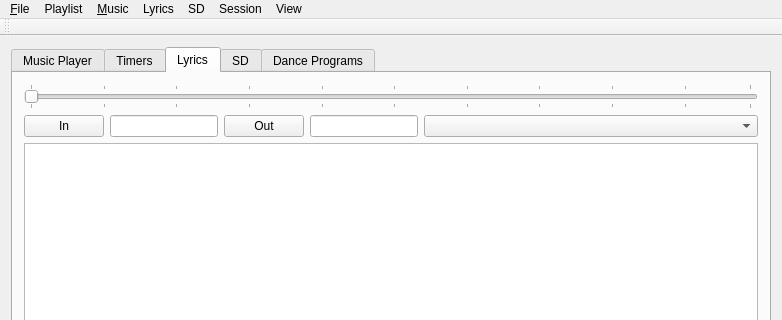
This is SquareDesk-DEV/test123/mainwindow.ui in mpogue2/SquareDesk as Qt 5 draws it before an edit; both pictures show x 0 to 782 and y 0 to 320 of the 782 by 603 pixel window. The edited form follows.
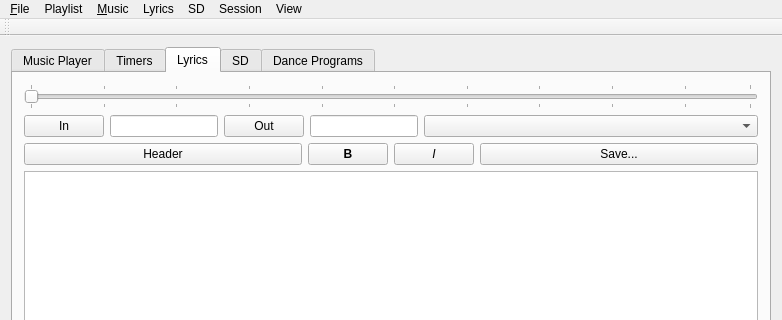
This is the edited form. The open tabs and pages were chosen to show the change. Custom widgets are drawn as their Qt base class.

```diff
--- a/SquareDesk-DEV/test123/mainwindow.ui
+++ b/SquareDesk-DEV/test123/mainwindow.ui
@@ -15,7 +15,7 @@
   </property>
   <widget class="QWidget" name="centralWidget">
    <layout class="QGridLayout" name="gridLayout_5">
-    <item row="0" column="0">
+    <item row="0" column="1">
      <widget class="QTabWidget" name="tabWidget">
       <property name="focusPolicy">
        <enum>Qt::NoFocus</enum>
@@ -1175,6 +1175,73 @@
           </item>
          </layout>
         </item>
+        <item>
+         <layout class="QHBoxLayout" name="horizontalLayoutCuesheetEdit">
+          <item>
+           <widget class="QPushButton" name="pushButtonCueSheetEditHeader">
+            <property name="text">
+             <string>Header</string>
+            </property>
+            <property name="checkable">
+             <bool>true</bool>
+            </property>
+           </widget>
+          </item>
+          <item>
+           <widget class="QPushButton" name="pushButtonCueSheetEditBold">
+            <property name="sizePolicy">
+             <sizepolicy hsizetype="Fixed" vsizetype="Fixed">
+              <horstretch>0</horstretch>
+              <verstretch>0</verstretch>
+             </sizepolicy>
+            </property>
+            <property name="font">
+             <font>
+              <weight>75</weight>
+              <bold>true</bold>
+             </font>
+            </property>
+            <property name="text">
+             <string>B</string>
+            </property>
+            <property name="checkable">
+             <bool>true</bool>
+            </property>
+            <property name="checked">
+             <bool>false</bool>
+            </property>
+           </widget>
+          </item>
+          <item>
+           <widget class="QPushButton" name="pushButtonCueSheetEditItalic">
+            <property name="sizePolicy">
+             <sizepolicy hsizetype="Fixed" vsizetype="Fixed">
+              <horstretch>0</horstretch>
+              <verstretch>0</verstretch>
+             </sizepolicy>
+            </property>
+            <property name="font">
+             <font>
+              <italic>true</italic>
+             </font>
+            </property>
+            <property name="text">
+             <string>I</string>
+            </property>
+            <property name="checkable">
+             <bool>true</bool>
+            </property>
+           </widget>
+          </item>
+          <item>
+           <widget class="QPushButton" name="pushButtonCueSheetEditSave">
+            <property name="text">
+             <string>Save...</string>
+            </property>
+           </widget>
+          </item>
+         </layout>
+        </item>
         <item>
          <widget class="QTextEdit" name="textBrowserCueSheet"/>
         </item>
```
Left out of the diff: 4 changed lines with no effect on the pictures.
